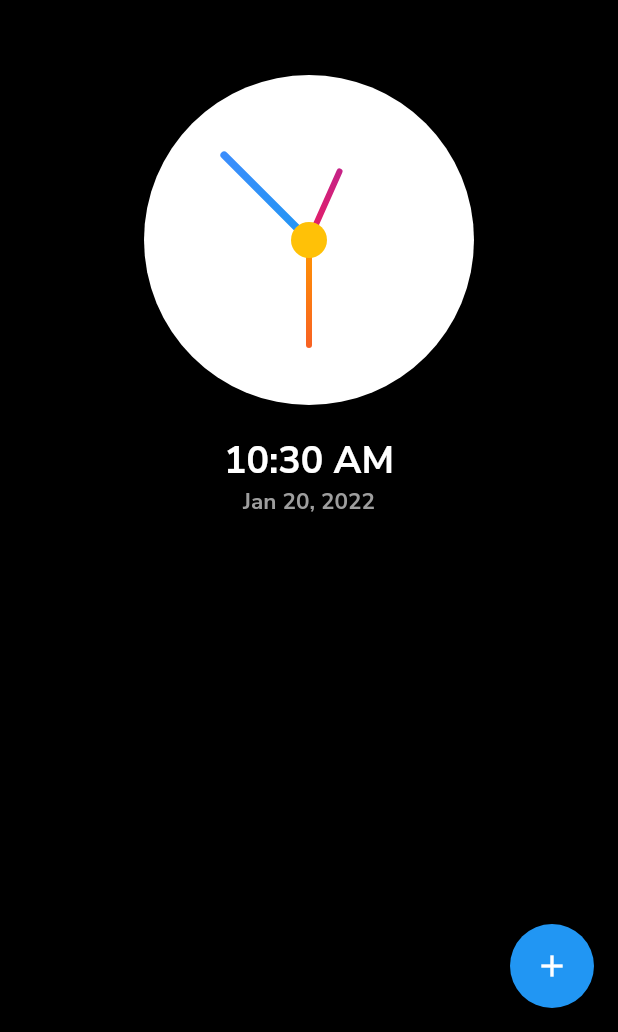
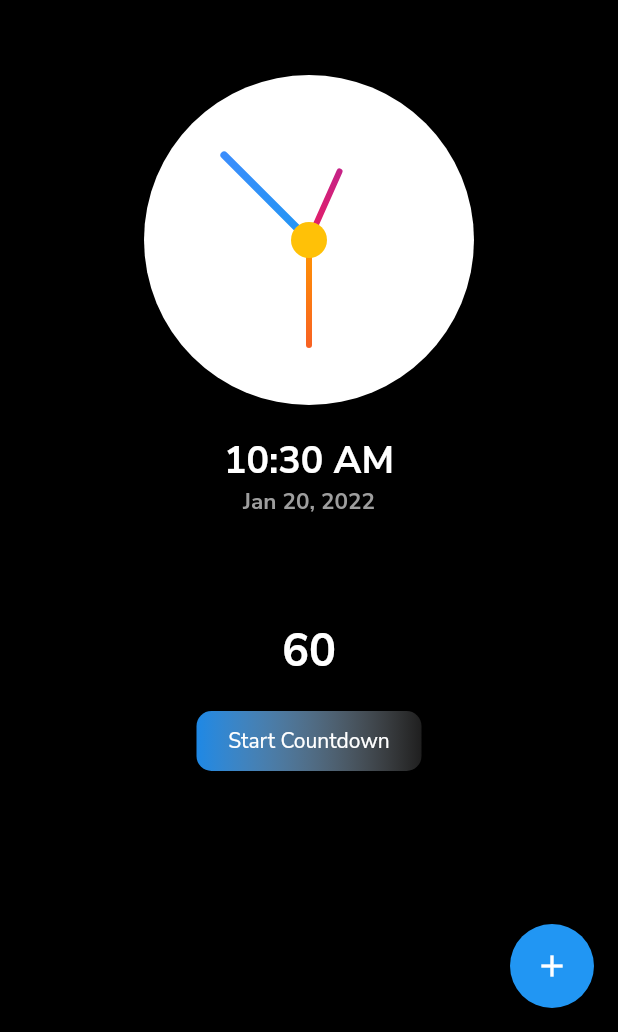
Before and after one commit to naveeramesh/clock_app, a Flutter app: the screen it shows after launch, after a tap on "Timer", on a phone screen of 412 x 824 dp, the part 204-1236 px from its top. Run offline on Flutter 3.47's test engine with Material 2 defaults, Android fonts, the phone set to English and light mode, and no system bars; our stand-ins replace cloud_firestore, firebase_core, flutter_local_notifications, google_fonts, lottie; accounts and stored records are empty; network calls fail.

Commit message:
fix:Countdowm

```diff
--- a/timer_app/lib/Screen/homeScreen.dart
+++ b/timer_app/lib/Screen/homeScreen.dart
@@ -7,6 +7,7 @@ import 'package:provider/provider.dart';
 import 'package:timer_app/Screen/clock.dart';
 import 'package:timer_app/models/alarm.dart';
 import 'package:timer_app/models/menu_type.dart';
+import 'package:timer_app/providers/countdown.dart';
 import 'package:timer_app/providers/firebase.dart';
 import 'package:timer_app/providers/timer.dart';
 
@@ -327,12 +328,54 @@ class _HomeScreenState extends State<HomeScreen> {
           ),
           SizedBox(height: 50),
           Consumer<MenuType>(
+              builder: (context, value, child) => value.title == "Timer"
+                  ? Expanded(child: Container(child: buildTimer()))
+                  : SizedBox()),
+          SizedBox(height: 50),
+          Consumer<MenuType>(
               builder: (context, value, child) => value.title == "Watch"
                   ? Expanded(child: Container(child: buildbutton()))
                   : SizedBox()),
         ],
       ),
     );
+  }
+
+  Widget buildTimer() {
+    return Column(children: [
+      Container(
+          height: 60,
+          child: Consumer<Countdown>(
+            builder: (context, countdown, child) => Text(
+              countdown.seconds != 0 ? "${countdown.seconds}" : "Completed!!",
+              style: GoogleFonts.nunitoSans(
+                  color: Colors.white,
+                  fontWeight: FontWeight.bold,
+                  fontSize: 30),
+            ),
+          )),
+      GestureDetector(
+        onTap: () {
+          final countdown = Provider.of<Countdown>(context, listen: false);
+          countdown.startcountdown();
+        },
+        child: Container(
+          height: 40,
+          width: 150,
+          decoration: BoxDecoration(
+              borderRadius: BorderRadius.circular(10),
+              gradient: LinearGradient(
+                colors: [Colors.blue[600]!, Colors.white12],
+              )),
+          child: Center(
+            child: Text(
+              "Start Countdown",
+              style: GoogleFonts.nunitoSans(color: Colors.white),
+            ),
+          ),
+        ),
+      ),
+    ]);
   }
 
   Widget buildbutton() {
--- a/timer_app/lib/main.dart
+++ b/timer_app/lib/main.dart
@@ -6,6 +6,7 @@ import 'package:google_fonts/google_fonts.dart';
 import 'package:lottie/lottie.dart';
 import 'package:provider/provider.dart';
 import 'package:timer_app/models/menu_type.dart';
+import 'package:timer_app/providers/countdown.dart';
 import 'package:timer_app/providers/firebase.dart';
 import 'package:timer_app/providers/timer.dart';
 import 'Screen/homeScreen.dart';
@@ -78,6 +79,7 @@ class _SplashScreenState extends State<SplashScreen> {
                       ChangeNotifierProvider(
                           create: (context) => Firebase_App()),
                       ChangeNotifierProvider(create: (context) => StopWatch()),
+                      ChangeNotifierProvider(create: (context) => Countdown()),
                     ], child: const HomeScreen()))));
   }
 
--- /dev/null
+++ b/timer_app/lib/providers/countdown.dart
@@ -0,0 +1,21 @@
+import 'package:flutter/cupertino.dart';
+import 'dart:async';
+
+class Countdown extends ChangeNotifier {
+  int _seconds = 60;
+  Timer? _timer;
+  int get seconds => _seconds;
+  void startcountdown() {
+    _seconds = 60;
+
+    _timer = Timer.periodic(Duration(seconds: 1), (timer) {
+      if (_seconds > 0) {
+        _seconds--;
+      } else {
+        print("Done");
+      }
+
+      notifyListeners();
+    });
+  }
+}
```
